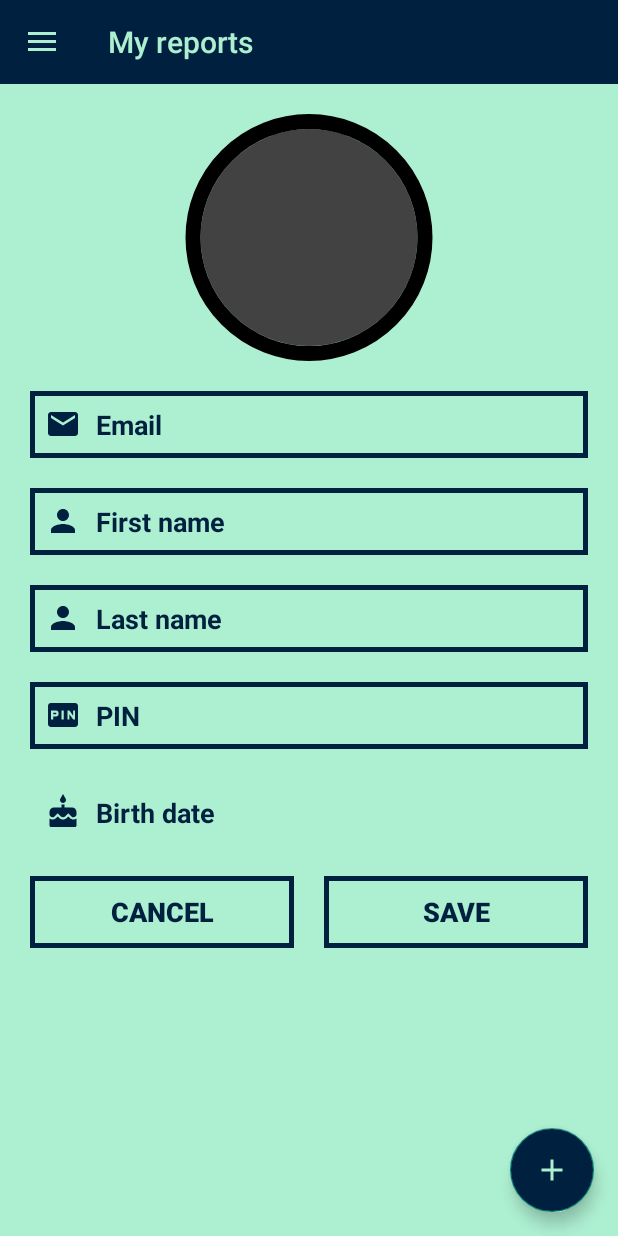
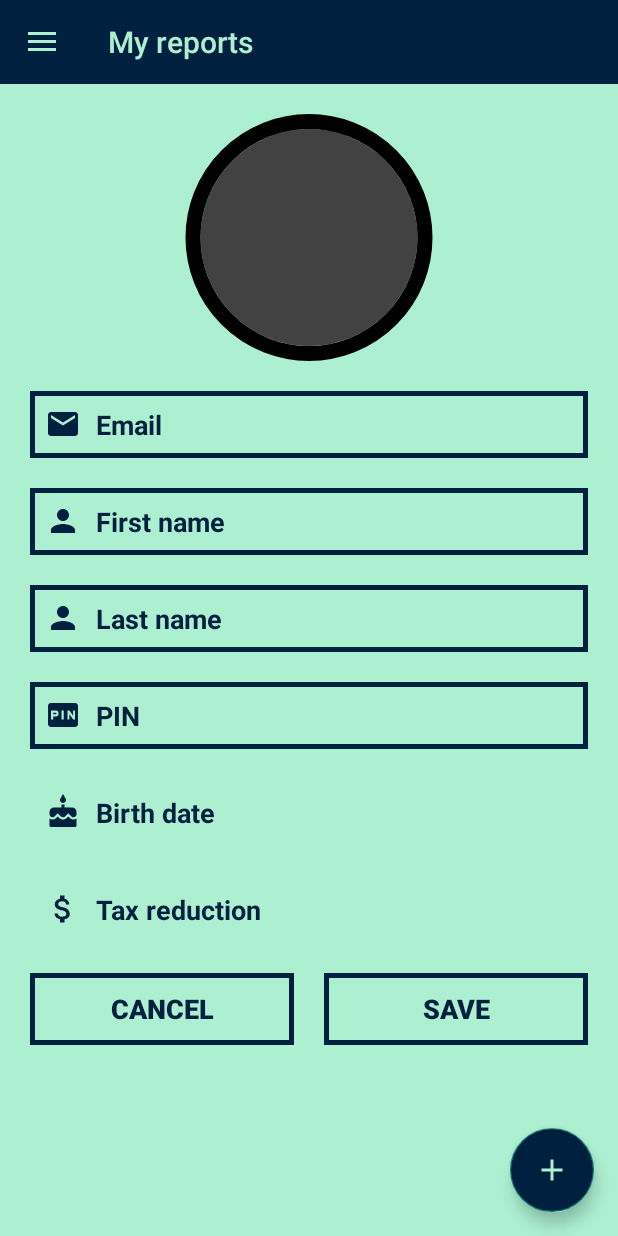
Before and after one commit to golo1999/DATC-Proiect, an Android app: the fragment ProfileFragment placed in its activity, on a phone screen of 412 x 824 dp. Run offline under Robolectric (Android 15) with nearby library versions, the phone set to English and light mode, and no system bars; our stand-ins replace CircleImageView, Firebase (no records; nobody signed in at launch, a user with empty details on screens opened directly), Picasso, data binding; pictures from the network do not load.

Commit message:
Added tax reduction in project

```diff
--- /dev/null
+++ b/mobile-app/app/src/main/res/drawable/ic_money.xml
@@ -0,0 +1,5 @@
+<vector android:height="24dp" android:tint="#00203F"
+    android:viewportHeight="24" android:viewportWidth="24"
+    android:width="24dp" xmlns:android="http://schemas.android.com/apk/res/android">
+    <path android:fillColor="@android:color/white" android:pathData="M11.8,10.9c-2.27,-0.59 -3,-1.2 -3,-2.15 0,-1.09 1.01,-1.85 2.7,-1.85 1.78,0 2.44,0.85 2.5,2.1h2.21c-0.07,-1.72 -1.12,-3.3 -3.21,-3.81V3h-3v2.16c-1.94,0.42 -3.5,1.68 -3.5,3.61 0,2.31 1.91,3.46 4.7,4.13 2.5,0.6 3,1.48 3,2.41 0,0.69 -0.49,1.79 -2.7,1.79 -2.06,0 -2.87,-0.92 -2.98,-2.1h-2.2c0.12,2.19 1.76,3.42 3.68,3.83V21h3v-2.15c1.95,-0.37 3.5,-1.5 3.5,-3.55 0,-2.84 -2.43,-3.81 -4.7,-4.4z"/>
+</vector>
--- a/mobile-app/app/src/main/res/layout/profile_fragment.xml
+++ b/mobile-app/app/src/main/res/layout/profile_fragment.xml
@@ -69,6 +69,7 @@
                     android:layout_width="match_parent"
                     android:layout_height="wrap_content"
                     android:layout_marginHorizontal="20sp"
+                    android:layout_marginBottom="10sp"
                     android:background="@drawable/ic_view_blue_border"
                     android:drawableStart="@drawable/ic_email"
                     android:drawablePadding="10sp"
@@ -80,13 +81,14 @@
                     android:textColorHint="?attr/colorPrimary"
                     android:textSize="18sp"
                     android:textStyle="bold"
-                    tools:text="Email" />
+                    tools:text="@string/email" />
 
                 <EditText
                     android:id="@+id/firstNameField"
                     android:layout_width="match_parent"
                     android:layout_height="wrap_content"
-                    android:layout_margin="20sp"
+                    android:layout_marginHorizontal="20sp"
+                    android:layout_marginVertical="10sp"
                     android:background="@drawable/ic_view_blue_border"
                     android:drawableStart="@drawable/ic_user"
                     android:drawablePadding="10sp"
@@ -98,13 +100,14 @@
                     android:textColorHint="?attr/colorPrimary"
                     android:textSize="18sp"
                     android:textStyle="bold"
-                    tools:text="First name" />
+                    tools:text="@string/first_name" />
 
                 <EditText
                     android:id="@+id/lastNameField"
                     android:layout_width="match_parent"
                     android:layout_height="wrap_content"
                     android:layout_marginHorizontal="20sp"
+                    android:layout_marginVertical="10sp"
                     android:background="@drawable/ic_view_blue_border"
                     android:drawableStart="@drawable/ic_user"
                     android:drawablePadding="10sp"
@@ -116,14 +119,14 @@
                     android:textColorHint="?attr/colorPrimary"
                     android:textSize="18sp"
                     android:textStyle="bold"
-                    tools:text="Last name" />
+                    tools:text="@string/last_name" />
 
                 <EditText
                     android:id="@+id/pinField"
                     android:layout_width="match_parent"
                     android:layout_height="wrap_content"
                     android:layout_marginHorizontal="20sp"
-                    android:layout_marginTop="20sp"
+                    android:layout_marginVertical="10sp"
                     android:background="@drawable/ic_view_blue_border"
                     android:drawableStart="@drawable/ic_pin"
                     android:drawablePadding="10sp"
@@ -136,13 +139,14 @@
                     android:textColorHint="?attr/colorPrimary"
                     android:textSize="18sp"
                     android:textStyle="bold"
-                    tools:text="PIN" />
+                    tools:text="@string/pin" />
 
                 <TextView
                     android:id="@+id/birthDateText"
                     android:layout_width="match_parent"
                     android:layout_height="wrap_content"
-                    android:layout_margin="20sp"
+                    android:layout_marginHorizontal="20sp"
+                    android:layout_marginVertical="10sp"
                     android:drawablePadding="10sp"
                     android:ellipsize="end"
                     android:hint="@string/birth_date"
@@ -154,13 +158,32 @@
                     android:textSize="18sp"
                     android:textStyle="bold"
                     app:drawableStartCompat="@drawable/ic_birth_date"
-                    tools:text="Birth date" />
+                    tools:text="@string/birth_date" />
+
+                <TextView
+                    android:id="@+id/taxReductionText"
+                    android:layout_width="match_parent"
+                    android:layout_height="wrap_content"
+                    android:layout_marginHorizontal="20sp"
+                    android:layout_marginVertical="10sp"
+                    android:drawablePadding="10sp"
+                    android:ellipsize="end"
+                    android:hint="@string/tax_reduction"
+                    android:maxLines="1"
+                    android:padding="10sp"
+                    android:textColor="?attr/colorPrimary"
+                    android:textColorHint="?attr/colorPrimary"
+                    android:textSize="18sp"
+                    android:textStyle="bold"
+                    app:drawableStartCompat="@drawable/ic_money"
+                    tools:text="@string/tax_reduction" />
 
                 <androidx.constraintlayout.widget.ConstraintLayout
                     android:id="@+id/buttonsLayout"
                     android:layout_width="match_parent"
                     android:layout_height="wrap_content"
-                    android:layout_marginHorizontal="20sp">
+                    android:layout_marginHorizontal="20sp"
+                    android:layout_marginTop="10sp">
 
                     <Button
                         android:id="@+id/chooseButton"
--- a/mobile-app/app/src/main/res/values/strings.xml
+++ b/mobile-app/app/src/main/res/values/strings.xml
@@ -12,6 +12,7 @@
     <string name="change_location">Change location</string>
     <string name="change_photo">Change photo</string>
     <string name="choose">Choose</string>
+    <string name="colon">&#58;</string>
     <string name="could_not_add_location_to_report">Could not add location to the report</string>
     <string name="could_not_add_report">Could not add the report. Please try again</string>
     <string name="date">Date</string>
@@ -43,6 +44,7 @@
     <string name="ok" translatable="false">OK</string>
     <string name="password">Password</string>
     <string name="password_minimum_characters">Password should have at least %d characters</string>
+    <string name="percentage">&#37;</string>
     <string name="pin">PIN</string>
     <string name="please_verify_your_email">Please verify your email</string>
     <string name="press_again_to_exit">Press again to exit</string>
@@ -60,6 +62,7 @@
     <string name="select_photo">Select photo</string>
     <string name="solved_by">Solved by</string>
     <string name="something_went_wrong">Something went wrong</string>
+    <string name="tax_reduction">Tax reduction</string>
     <string name="time">Time</string>
     <string name="unknown">Unknown</string>
     <string name="upload">Upload</string>
```
Also changed, not shown: mobile-app/app/src/main/java/com/example/citydangersalertapp/feature/editprofile/ProfileFragment.java (+7 -0 lines), mobile-app/app/src/main/java/com/example/citydangersalertapp/model/UserPersonalInformation.java (+44 -0 lines), 3 other files.
